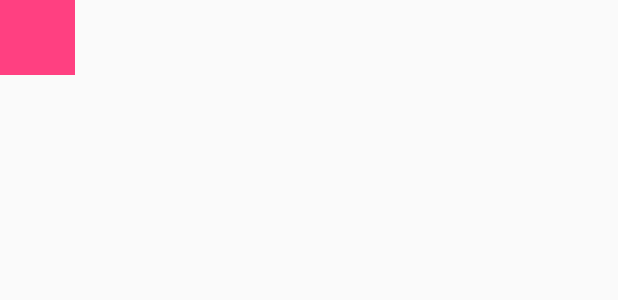
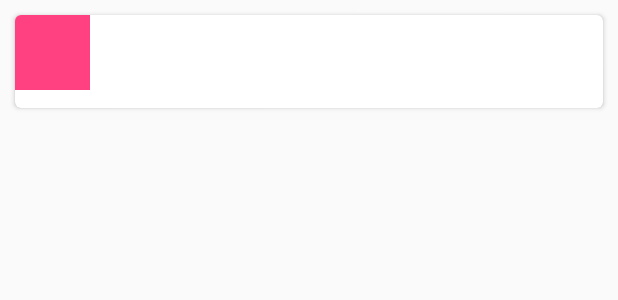
Before and after one commit to gersoncardosofilho/RedditTest4, an Android app: the layout post_item.xml on its own in the app's theme, with its tools: preview values and no code run, on a phone screen of 412 x 824 dp. Shown: the top 300 px of the screen. Run offline under Robolectric (Android 15) with nearby library versions, the phone set to English and light mode, and no system bars.

Commit message:
Fragment de teste

```diff
--- a/app/build.gradle
+++ b/app/build.gradle
@@ -29,4 +29,5 @@ dependencies {
     compile 'com.android.support:design:23.2.1'
     compile 'com.squareup.retrofit2:retrofit:2.1.0'
     compile 'com.squareup.retrofit2:converter-gson:2.1.0'
+    compile 'com.android.support:cardview-v7:23.2.1'
 }
--- a/app/src/main/java/br/com/gersoncardoso/reddittest4/Fragment/HotFragment.java
+++ b/app/src/main/java/br/com/gersoncardoso/reddittest4/Fragment/HotFragment.java
@@ -63,7 +63,7 @@ public class HotFragment extends Fragment {
     @Override
     public void onActivityCreated(@Nullable Bundle savedInstanceState) {
         super.onActivityCreated(savedInstanceState);
-        initialize();
+        //initialize();
     }
 
     private void initialize(){
--- a/app/src/main/res/layout/new_fragment.xml
+++ b/app/src/main/res/layout/new_fragment.xml
@@ -3,4 +3,8 @@
     android:orientation="vertical" android:layout_width="match_parent"
     android:layout_height="match_parent">
 
+    <android.support.v7.widget.RecyclerView
+        android:layout_width="match_parent"
+        android:layout_height="match_parent" android:id="@+id/rv_recycler_view"></android.support.v7.widget.RecyclerView>
+
 </LinearLayout>
--- a/app/src/main/res/layout/post_item.xml
+++ b/app/src/main/res/layout/post_item.xml
@@ -3,6 +3,19 @@
     xmlns:android="http://schemas.android.com/apk/res/android"
     android:layout_width="match_parent"
     android:layout_height="match_parent" >
+
+    <android.support.v7.widget.CardView
+        android:id="@+id/card_view"
+        xmlns:card_view="http://schemas.android.com/apk/res-auto"
+        android:layout_width="match_parent"
+        android:layout_height="62dp"
+        android:layout_margin="10dp"
+        card_view:cardCornerRadius="4dp"
+        android:elevation="14dp" >
+
+        <RelativeLayout
+            android:layout_width="match_parent"
+            android:layout_height="match_parent">
 
             <TextView
                 android:id="@+id/post_title"
@@ -30,5 +43,11 @@
                 android:layout_alignBottom="@+id/post_score"
                 android:layout_toEndOf="@+id/post_score" android:textColor="@color/colorPrimaryDark" />
 
+        </RelativeLayout>
+
+    </android.support.v7.widget.CardView>
+
+
+
 
 </RelativeLayout>
```
Also changed, not shown: app/src/main/java/br/com/gersoncardoso/reddittest4/Adapter/PostsAdapter.java (added, +63 -0 lines), app/src/main/java/br/com/gersoncardoso/reddittest4/Fragment/NewFragment.java (+23 -0 lines), 1 other file. Lines whose indentation alone changed are shown as unchanged.
